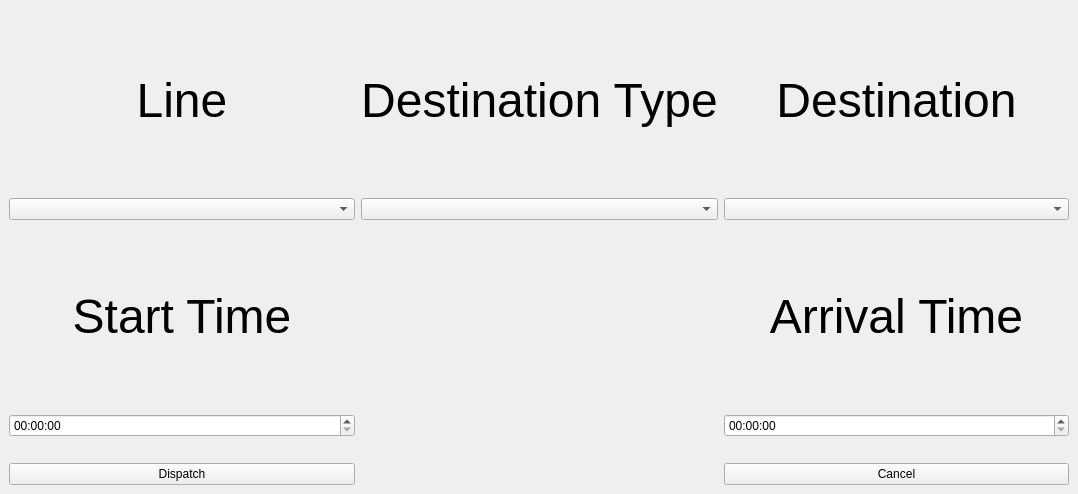
Old version of the form CTCOffice/ctcoffice/mainwindow.ui in the repository marmysl/ece1140.
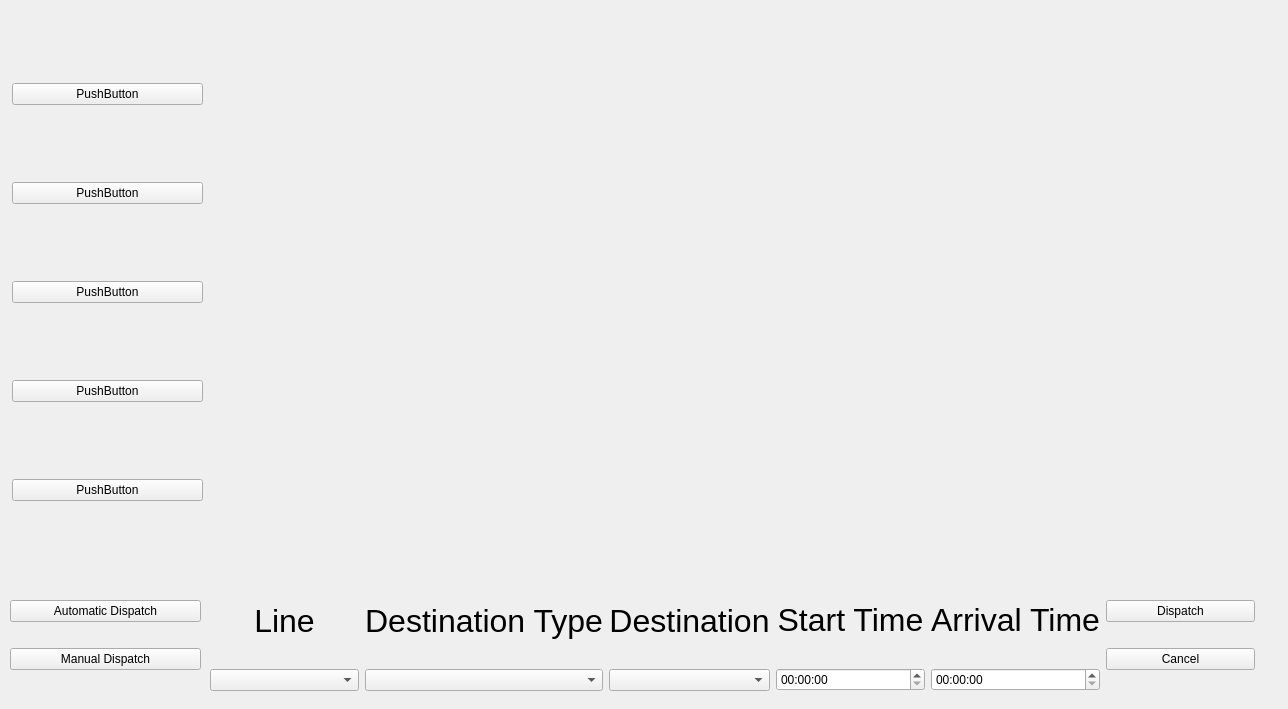
New version of the form.

Commit message: Added Mode Class

Diff of the .ui file:
```diff
--- a/CTCOffice/ctcoffice/mainwindow.ui
+++ b/CTCOffice/ctcoffice/mainwindow.ui
@@ -6,120 +6,226 @@
    <rect>
     <x>0</x>
     <y>0</y>
-    <width>1078</width>
-    <height>494</height>
+    <width>1288</width>
+    <height>709</height>
    </rect>
   </property>
   <property name="windowTitle">
    <string>MainWindow</string>
   </property>
   <widget class="QWidget" name="centralwidget">
+   <widget class="QWidget" name="verticalLayoutWidget">
+    <property name="geometry">
+     <rect>
+      <x>12</x>
+      <y>12</y>
+      <width>191</width>
+      <height>561</height>
+     </rect>
+    </property>
    <layout class="QGridLayout" name="gridLayout">
-    <item row="0" column="2">
-     <widget class="QLabel" name="lblDestination">
-      <property name="text">
-       <string>&lt;html&gt;&lt;head/&gt;&lt;body&gt;&lt;p&gt;&lt;span style=&quot; font-size:36pt;&quot;&gt;Destination&lt;/span&gt;&lt;/p&gt;&lt;/body&gt;&lt;/html&gt;</string>
-      </property>
-      <property name="alignment">
-       <set>Qt::AlignCenter</set>
-      </property>
-     </widget>
-    </item>
-    <item row="4" column="0">
-     <widget class="QTimeEdit" name="timeStart"/>
-    </item>
-    <item row="5" column="0" colspan="3">
-     <spacer name="horizontalSpacer">
-      <property name="orientation">
-       <enum>Qt::Horizontal</enum>
-      </property>
-      <property name="sizeHint" stdset="0">
-       <size>
-        <width>40</width>
-        <height>20</height>
-       </size>
-      </property>
-     </spacer>
-    </item>
-    <item row="2" column="2">
-     <widget class="QLabel" name="lblArrival">
-      <property name="text">
-       <string>&lt;html&gt;&lt;head/&gt;&lt;body&gt;&lt;p&gt;&lt;span style=&quot; font-size:36pt;&quot;&gt;Arrival Time&lt;/span&gt;&lt;/p&gt;&lt;/body&gt;&lt;/html&gt;</string>
-      </property>
-      <property name="alignment">
-       <set>Qt::AlignCenter</set>
-      </property>
-     </widget>
-    </item>
     <item row="0" column="0">
+      <widget class="QPushButton" name="pushButton_2">
+       <property name="text">
+        <string>PushButton</string>
+       </property>
+      </widget>
+     </item>
+     <item row="1" column="0">
+      <widget class="QPushButton" name="pushButton_4">
+       <property name="text">
+        <string>PushButton</string>
+       </property>
+      </widget>
+     </item>
+     <item row="2" column="0">
+      <widget class="QPushButton" name="pushButton_5">
+       <property name="text">
+        <string>PushButton</string>
+       </property>
+      </widget>
+     </item>
+     <item row="3" column="0">
+      <widget class="QPushButton" name="pushButton_3">
+       <property name="text">
+        <string>PushButton</string>
+       </property>
+      </widget>
+     </item>
+     <item row="4" column="0">
+      <widget class="QPushButton" name="pushButton">
+       <property name="text">
+        <string>PushButton</string>
+       </property>
+      </widget>
+     </item>
+    </layout>
+   </widget>
+   <widget class="QWidget" name="horizontalLayoutWidget">
+    <property name="geometry">
+     <rect>
+      <x>210</x>
+      <y>580</y>
+      <width>1045</width>
+      <height>111</height>
+     </rect>
+    </property>
+    <layout class="QHBoxLayout" name="horizontalLayout">
+     <item>
+      <layout class="QVBoxLayout" name="verticalLayout_12">
+       <item>
      <widget class="QLabel" name="lblLine">
       <property name="text">
-       <string>&lt;html&gt;&lt;head/&gt;&lt;body&gt;&lt;p&gt;&lt;span style=&quot; font-size:36pt;&quot;&gt;Line&lt;/span&gt;&lt;/p&gt;&lt;/body&gt;&lt;/html&gt;</string>
+          <string>&lt;html&gt;&lt;head/&gt;&lt;body&gt;&lt;p&gt;&lt;span style=&quot; font-size:24pt;&quot;&gt;Line&lt;/span&gt;&lt;/p&gt;&lt;/body&gt;&lt;/html&gt;</string>
       </property>
       <property name="alignment">
        <set>Qt::AlignCenter</set>
       </property>
      </widget>
     </item>
-    <item row="0" column="1">
+       <item>
+        <widget class="QComboBox" name="comboLine">
+         <property name="editable">
+          <bool>false</bool>
+         </property>
+        </widget>
+       </item>
+      </layout>
+     </item>
+     <item>
+      <layout class="QVBoxLayout" name="verticalLayout_11">
+       <item>
      <widget class="QLabel" name="lblDispatchType">
       <property name="text">
-       <string>&lt;html&gt;&lt;head/&gt;&lt;body&gt;&lt;p&gt;&lt;span style=&quot; font-size:36pt;&quot;&gt;Destination Type&lt;/span&gt;&lt;/p&gt;&lt;/body&gt;&lt;/html&gt;</string>
+          <string>&lt;html&gt;&lt;head/&gt;&lt;body&gt;&lt;p align=&quot;center&quot;&gt;&lt;span style=&quot; font-size:24pt;&quot;&gt;Destination Type&lt;/span&gt;&lt;/p&gt;&lt;/body&gt;&lt;/html&gt;</string>
       </property>
       <property name="alignment">
        <set>Qt::AlignCenter</set>
       </property>
      </widget>
     </item>
-    <item row="1" column="2">
+       <item>
+        <widget class="QComboBox" name="comboDestinationType">
+         <property name="editable">
+          <bool>false</bool>
+         </property>
+        </widget>
+       </item>
+      </layout>
+     </item>
+     <item>
+      <layout class="QVBoxLayout" name="verticalLayout_10">
+       <item>
+        <widget class="QLabel" name="lblDestination">
+         <property name="text">
+          <string>&lt;html&gt;&lt;head/&gt;&lt;body&gt;&lt;p&gt;&lt;span style=&quot; font-size:24pt;&quot;&gt;Destination&lt;/span&gt;&lt;/p&gt;&lt;/body&gt;&lt;/html&gt;</string>
+         </property>
+         <property name="alignment">
+          <set>Qt::AlignCenter</set>
+         </property>
+        </widget>
+       </item>
+       <item>
      <widget class="QComboBox" name="comboDestination">
       <property name="editable">
        <bool>false</bool>
       </property>
      </widget>
     </item>
-    <item row="6" column="0">
+      </layout>
+     </item>
+     <item>
+      <layout class="QVBoxLayout" name="verticalLayout_9">
+       <item>
+        <widget class="QLabel" name="lblStart">
+         <property name="text">
+          <string>&lt;html&gt;&lt;head/&gt;&lt;body&gt;&lt;p&gt;&lt;span style=&quot; font-size:24pt;&quot;&gt;Start Time&lt;/span&gt;&lt;/p&gt;&lt;/body&gt;&lt;/html&gt;</string>
+         </property>
+         <property name="alignment">
+          <set>Qt::AlignCenter</set>
+         </property>
+        </widget>
+       </item>
+       <item>
+        <widget class="QTimeEdit" name="timeStart"/>
+       </item>
+      </layout>
+     </item>
+     <item>
+      <layout class="QVBoxLayout" name="verticalLayout_8">
+       <item>
+        <widget class="QLabel" name="lblArrival">
+         <property name="text">
+          <string>&lt;html&gt;&lt;head/&gt;&lt;body&gt;&lt;p&gt;&lt;span style=&quot; font-size:24pt;&quot;&gt;Arrival Time&lt;/span&gt;&lt;/p&gt;&lt;/body&gt;&lt;/html&gt;</string>
+         </property>
+         <property name="alignment">
+          <set>Qt::AlignCenter</set>
+         </property>
+        </widget>
+       </item>
+       <item>
+        <widget class="QTimeEdit" name="timeArrival"/>
+       </item>
+      </layout>
+     </item>
+     <item>
+      <layout class="QVBoxLayout" name="verticalLayout_6">
+       <property name="spacing">
+        <number>-1</number>
+       </property>
+       <property name="rightMargin">
+        <number>0</number>
+       </property>
+       <item>
      <widget class="QPushButton" name="btnDispatch">
       <property name="text">
        <string>Dispatch</string>
       </property>
      </widget>
     </item>
-    <item row="2" column="0">
-     <widget class="QLabel" name="lblStart">
-      <property name="text">
-       <string>&lt;html&gt;&lt;head/&gt;&lt;body&gt;&lt;p&gt;&lt;span style=&quot; font-size:36pt;&quot;&gt;Start Time&lt;/span&gt;&lt;/p&gt;&lt;/body&gt;&lt;/html&gt;</string>
-      </property>
-      <property name="alignment">
-       <set>Qt::AlignCenter</set>
-      </property>
-     </widget>
-    </item>
-    <item row="1" column="0">
-     <widget class="QComboBox" name="comboLine">
-      <property name="editable">
-       <bool>false</bool>
-      </property>
-     </widget>
-    </item>
-    <item row="6" column="2">
+       <item>
      <widget class="QPushButton" name="btnCancel">
       <property name="text">
        <string>Cancel</string>
       </property>
      </widget>
     </item>
-    <item row="1" column="1">
-     <widget class="QComboBox" name="comboDestinationType">
-      <property name="editable">
-       <bool>false</bool>
-      </property>
-     </widget>
-    </item>
-    <item row="4" column="2">
-     <widget class="QTimeEdit" name="timeArrival"/>
-    </item>
-   </layout>
+      </layout>
+     </item>
+    </layout>
+   </widget>
+   <widget class="QWidget" name="verticalLayoutWidget_8">
+    <property name="geometry">
+     <rect>
+      <x>10</x>
+      <y>580</y>
+      <width>191</width>
+      <height>111</height>
+     </rect>
+    </property>
+    <layout class="QVBoxLayout" name="verticalLayout_13">
+     <item>
+      <widget class="QPushButton" name="AutomaticButton">
+       <property name="text">
+        <string>Automatic Dispatch</string>
+       </property>
+       <property name="checkable">
+        <bool>true</bool>
+       </property>
+      </widget>
+     </item>
+     <item>
+      <widget class="QPushButton" name="ManualButton">
+       <property name="text">
+        <string>Manual Dispatch</string>
+       </property>
+       <property name="checkable">
+        <bool>true</bool>
+       </property>
+      </widget>
+     </item>
+    </layout>
+   </widget>
   </widget>
  </widget>
  <resources/>
```
Lines whose indentation alone changed are shown as unchanged. The commit also changes 5 other files.
